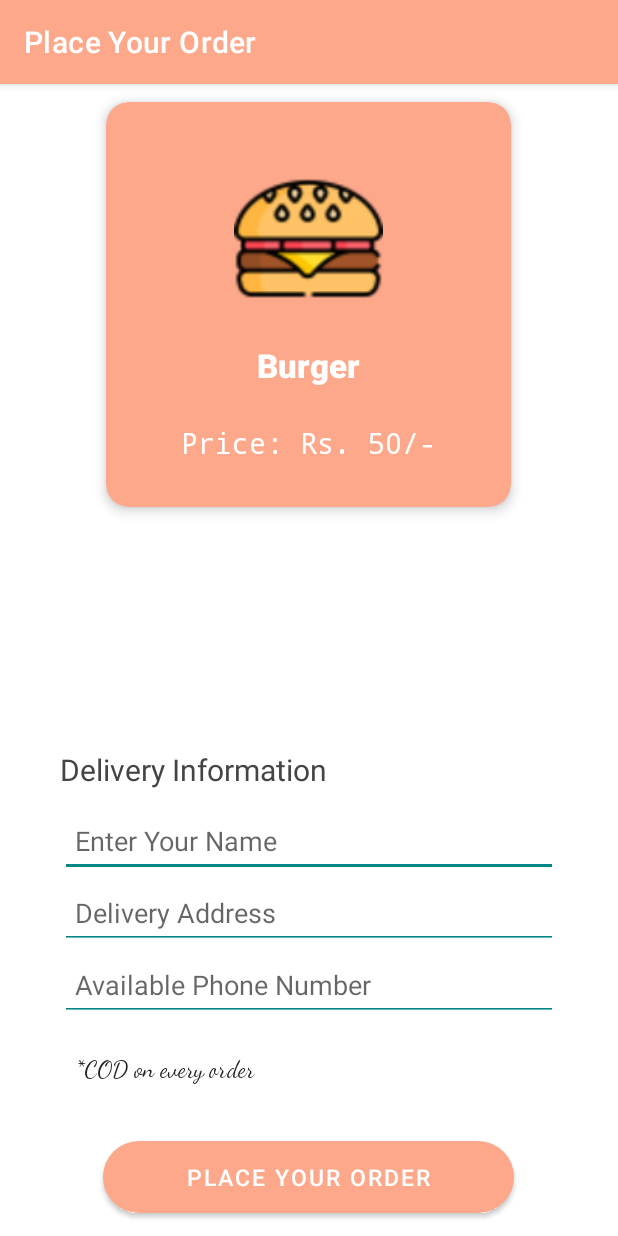
After one commit to salonigupta1/College-Canteen-ASJ, an Android app: the OrderActivity screen opened directly, with no data from a screen before it, on a phone screen of 412 x 824 dp. The commit adds this screen. Run offline under Robolectric (Android 15) with nearby library versions, the phone set to English and light mode, and no system bars; our stand-ins replace Firebase (no records; nobody signed in at launch, a user with empty details on screens opened directly).

Commit message:
place order page added with firestore db

```diff
--- a/app/build.gradle
+++ b/app/build.gradle
@@ -41,6 +41,7 @@ android {
 }
 
 dependencies {
+    implementation 'com.google.firebase:firebase-firestore-ktx:24.0.0'
     kapt 'com.android.databinding:compiler:3.2.0-alpha10'
     implementation 'androidx.core:core-ktx:1.7.0'
     implementation 'androidx.appcompat:appcompat:1.4.0'
--- /dev/null
+++ b/app/src/main/java/com/example/collegecanteen/activities/OrderActivity.kt
@@ -0,0 +1,61 @@
+package com.example.collegecanteen.activities
+
+//import android.content.Intent
+import android.content.Intent
+import androidx.appcompat.app.AppCompatActivity
+import android.os.Bundle
+import android.view.View
+import android.widget.Button
+import android.widget.EditText
+import android.widget.Toast
+import androidx.appcompat.app.ActionBar
+import com.example.collegecanteen.R
+import com.google.firebase.firestore.FirebaseFirestore
+//import com.google.firebase.firestore.ktx.firestore
+//import com.google.firebase.ktx.Firebase
+
+class OrderActivity : AppCompatActivity() {
+
+    private  lateinit var actionBar: ActionBar
+
+    override fun onCreate(savedInstanceState: Bundle?) {
+        super.onCreate(savedInstanceState)
+        setContentView(R.layout.activity_order)
+
+        actionBar = supportActionBar!!
+        actionBar.title = "Place Your Order"
+
+//        order button
+        val orderFinal = findViewById<View>(R.id.orderFinal) as Button
+        orderFinal.setOnClickListener{
+            val nameOrder = findViewById<View>(R.id.nameOrder) as EditText
+            val addressOrder = findViewById<View>(R.id.addressOrder) as EditText
+            val phoneOrder = findViewById<EditText>(R.id.phoneOrder)
+            val name = nameOrder.text.toString()
+            val address = addressOrder.text.toString()
+            val phone = phoneOrder.text.toString()
+
+            saveFirestore(name , address, phone)
+        }
+
+    }
+
+    private fun saveFirestore(name: String, address: String, phone:String) {
+        val db = FirebaseFirestore.getInstance()
+        val user: MutableMap<String, Any> = HashMap()
+        user["name"] = name
+        user["address"] = address
+        user["phone"] = phone
+
+        db.collection("users")
+            .add(user)
+            .addOnSuccessListener {
+                Toast.makeText(this@OrderActivity, "Order Placed Successfully", Toast.LENGTH_SHORT).show()
+                startActivity(Intent(this, CategoryActivity::class.java))
+                finish()
+            }
+            .addOnFailureListener {
+                Toast.makeText(this@OrderActivity, "Order failed", Toast.LENGTH_SHORT).show()
+            }
+    }
+}
--- a/app/src/main/res/layout/activity_category.xml
+++ b/app/src/main/res/layout/activity_category.xml
@@ -7,7 +7,7 @@
     android:layout_height="match_parent"
     android:id="@+id/drawerLayout"
     android:background="#ffff"
-    tools:context=".activities.FastFoodProductActivity"
+    tools:context=".activities.CategoryActivity"
     tools:openDrawer="start"
 
     android:fitsSystemWindows="true">
@@ -206,7 +206,7 @@
             android:textAlignment="center"
             android:textAllCaps="false"
             android:textColor="@color/purple_200"
-            android:layout_marginTop="60dp"
+            android:layout_marginTop="70dp"
             android:layout_gravity="center_horizontal"/>
 
     </LinearLayout>
--- a/app/src/main/res/layout/activity_fastfood.xml
+++ b/app/src/main/res/layout/activity_fastfood.xml
@@ -83,6 +83,7 @@
                             android:textSize="16sp" />
 
                         <Button
+                            android:id="@+id/burgerOrder"
                             android:layout_width="100dp"
                             android:layout_height="wrap_content"
                             android:layout_gravity="center"
@@ -313,6 +314,7 @@
                             tools:ignore="TextContrastCheck,TextContrastCheck,TextContrastCheck" />
 
                         <Button
+                            android:id="@+id/order"
                             android:layout_width="100dp"
                             android:layout_height="wrap_content"
                             android:layout_gravity="center"
--- /dev/null
+++ b/app/src/main/res/layout/activity_order.xml
@@ -0,0 +1,171 @@
+<?xml version="1.0" encoding="utf-8"?>
+<androidx.drawerlayout.widget.DrawerLayout
+    xmlns:android="http://schemas.android.com/apk/res/android"
+    xmlns:app="http://schemas.android.com/apk/res-auto"
+    xmlns:tools="http://schemas.android.com/tools"
+    android:layout_width="match_parent"
+    android:layout_height="match_parent"
+    android:background="#ffff"
+    tools:context=".activities.OrderActivity"
+
+    android:fitsSystemWindows="true">
+<!--    <LinearLayout-->
+<!--        android:layout_width="wrap_content"-->
+<!--        android:layout_height="wrap_content">-->
+
+<!--        <TextView-->
+<!--            android:layout_width="match_parent"-->
+<!--            android:layout_height="wrap_content"-->
+<!--            android:layout_marginTop="28dp"-->
+<!--            android:fontFamily="monospace"-->
+<!--            android:padding="26dp"-->
+<!--            android:gravity="center_horizontal|center_vertical"-->
+<!--            android:text="Place your Order"-->
+<!--            android:textColor="@color/purple_200"-->
+<!--            android:textSize="29sp"-->
+<!--            android:textStyle="bold"/>-->
+<!--    </LinearLayout>-->
+
+
+    <LinearLayout
+        android:layout_width="match_parent"
+        android:layout_height="wrap_content"
+        android:orientation="vertical"
+        android:layout_marginTop="77dp">
+
+            <androidx.cardview.widget.CardView
+                android:layout_width="270dp"
+                android:layout_height="270dp"
+               android:layout_gravity="center_horizontal"
+                android:layout_margin="12dp"
+                android:backgroundTint="#FDA88B"
+                app:cardCornerRadius="15dp"
+                app:cardElevation="5dp"
+                >
+                <LinearLayout
+                    android:id="@+id/fastFood"
+                    android:layout_width="match_parent"
+                    android:layout_height="match_parent"
+                    android:gravity="center"
+                    android:orientation="vertical"
+                    android:backgroundTint="#FDA88B"
+                    tools:ignore="UseCompoundDrawables">
+                    <ImageView
+                        android:layout_width="99dp"
+                        android:layout_height="99dp"
+                        android:layout_marginTop="12dp"
+                        android:contentDescription="@string/icon"
+                        android:src="@drawable/burger1" />
+                    <TextView
+                        android:layout_width="wrap_content"
+                        android:layout_height="wrap_content"
+                        android:layout_marginTop="20dp"
+                        android:fontFamily="sans-serif-black"
+                        android:text="@string/burger"
+                        android:textColor="@color/white"
+                        android:textSize="22sp" />
+                    <TextView
+                        android:layout_width="wrap_content"
+                        android:layout_height="wrap_content"
+                        android:layout_marginTop="24dp"
+                        android:fontFamily="monospace"
+                        android:text="@string/price_rs_50"
+                        android:textColor="@color/white"
+                        android:textSize="19sp" />
+                </LinearLayout>
+            </androidx.cardview.widget.CardView>
+    </LinearLayout>
+
+    <LinearLayout
+        android:layout_width="match_parent"
+        android:layout_height="wrap_content"
+        android:layout_weight="1"
+        android:gravity="bottom"
+        android:orientation="vertical">
+
+        <TextView
+            android:layout_width="match_parent"
+            android:layout_height="wrap_content"
+            android:paddingStart="40dp"
+            android:paddingEnd="0dp"
+            android:text="@string/delivery_information"
+            android:textColor="#444444"
+            android:textSize="20sp" />
+
+        <LinearLayout
+            android:layout_width="match_parent"
+            android:layout_height="wrap_content"
+            android:orientation="vertical"
+            android:paddingLeft="40dp"
+            android:paddingTop="10dp"
+            android:paddingRight="40dp"
+            android:paddingBottom="10dp">
+
+
+            <EditText
+                android:autofillHints="name"
+                android:id="@+id/nameOrder"
+                android:layout_width="match_parent"
+                android:layout_height="wrap_content"
+                android:inputType="text"
+                android:minHeight="48dp"
+                android:hint="@string/enter_your_name"
+                android:paddingLeft="10dp"
+                android:paddingRight="10dp"
+                android:textColor="#1F1F1F"
+                android:backgroundTint="@color/teal_700" />
+
+            <EditText
+                android:autofillHints="postalAddress"
+                android:id="@+id/addressOrder"
+                android:layout_width="match_parent"
+                android:layout_height="wrap_content"
+                android:backgroundTint="@color/teal_700"
+                android:hint="@string/delivery_address"
+                android:inputType="text"
+                android:minHeight="48dp"
+                android:paddingLeft="10dp"
+                android:paddingRight="10dp"
+                android:textColor="#1F1F1F" />
+            <EditText
+                android:autofillHints="phone"
+                android:id="@+id/phoneOrder"
+                android:layout_width="match_parent"
+                android:layout_height="wrap_content"
+                android:backgroundTint="@color/teal_700"
+                android:hint="@string/available_phone_number"
+                android:inputType="phone"
+                android:minHeight="48dp"
+                android:paddingLeft="10dp"
+                android:paddingRight="10dp"
+                android:textColor="#1F1F1F" />
+
+            <TextView
+                android:layout_width="match_parent"
+                android:layout_height="wrap_content"
+                android:backgroundTint="@color/teal_700"
+                android:text="@string/cod_on_every_order"
+                android:fontFamily="cursive"
+                android:textSize="16sp"
+                android:minHeight="48dp"
+                android:layout_marginTop="22dp"
+                android:paddingLeft="10dp"
+                android:paddingRight="10dp"
+                android:textColor="#1F1F1F" />
+        </LinearLayout>
+
+        <Button
+            android:id="@+id/orderFinal"
+            android:layout_width="274dp"
+            android:layout_height="wrap_content"
+            android:background="@drawable/rounded_btn"
+            android:text="@string/place_your_order"
+            android:textSize="15sp"
+            android:layout_gravity="center_horizontal"
+            android:layout_marginBottom="15dp"/>
+    </LinearLayout>
+
+
+
+
+</androidx.drawerlayout.widget.DrawerLayout>
--- a/app/src/main/res/layout/activity_phone_auth.xml
+++ b/app/src/main/res/layout/activity_phone_auth.xml
@@ -85,6 +85,7 @@
                 android:autofillHints="@string/_91"
                 android:inputType="phone"
                 android:minHeight="48dp"
+                android:hint="@string/phone_number"
                 android:paddingLeft="10dp"
                 android:paddingRight="10dp"
                 android:textColor="#1F1F1F"
--- a/app/src/main/res/layout/nav_header.xml
+++ b/app/src/main/res/layout/nav_header.xml
@@ -1,10 +1,11 @@
 <?xml version="1.0" encoding="utf-8"?>
 <LinearLayout
     xmlns:android="http://schemas.android.com/apk/res/android"
+    xmlns:tools="http://schemas.android.com/tools"
     android:layout_width="match_parent"
     android:layout_height="match_parent"
     android:orientation="vertical"
-    android:layout_marginTop="100dp"
+    android:layout_marginTop="97dp"
     android:background="#bda0f2">
 
     <de.hdodenhof.circleimageview.CircleImageView
--- /dev/null
+++ b/app/src/main/res/mipmap-anydpi-v26/update_app_icon.xml
@@ -0,0 +1,5 @@
+<?xml version="1.0" encoding="utf-8"?>
+<adaptive-icon xmlns:android="http://schemas.android.com/apk/res/android">
+    <background android:drawable="@color/update_app_icon_background"/>
+    <foreground android:drawable="@mipmap/update_app_icon"/>
+</adaptive-icon>
--- /dev/null
+++ b/app/src/main/res/mipmap-anydpi-v26/update_app_icon_round.xml
@@ -0,0 +1,5 @@
+<?xml version="1.0" encoding="utf-8"?>
+<adaptive-icon xmlns:android="http://schemas.android.com/apk/res/android">
+    <background android:drawable="@color/update_app_icon_background"/>
+    <foreground android:drawable="@mipmap/update_app_icon"/>
+</adaptive-icon>
--- /dev/null
+++ b/app/src/main/res/values/appIcon_background.xml
@@ -0,0 +1,4 @@
+<?xml version="1.0" encoding="utf-8"?>
+<resources>
+    <color name="appIcon_background">#FFFFFF</color>
+</resources>
--- a/app/src/main/res/values/strings.xml
+++ b/app/src/main/res/values/strings.xml
@@ -40,4 +40,12 @@
     <string name="connectUs">Connect Us</string>
     <string name="choose_your_flavour">Choose Your Flavour</string>
     <string name="select_your_flavour">Select your Flavour</string>
+    <string name="name">Name</string>
+    <string name="delivery_information">Delivery Information</string>
+    <string name="delivery_address">Delivery Address</string>
+    <string name="place_your_order">Place your Order</string>
+    <string name="available_phone_number">Available Phone Number</string>
+    <string name="enter_your_name">Enter Your Name</string>
+    <string name="price_rs_50">Price: Rs. 50/-</string>
+    <string name="cod_on_every_order">*COD on every order</string>
 </resources>
--- /dev/null
+++ b/app/src/main/res/values/update_app_icon_background.xml
@@ -0,0 +1,4 @@
+<?xml version="1.0" encoding="utf-8"?>
+<resources>
+    <color name="update_app_icon_background">#3DDC84</color>
+</resources>
```
Also changed, not shown: app/src/main/AndroidManifest.xml (+5 -2 lines), app/src/main/java/com/example/collegecanteen/activities/CategoryActivity.kt (+49 -6 lines), app/src/main/java/com/example/collegecanteen/activities/FastFoodProductActivity.kt (+8 -0 lines), app/src/main/java/com/example/collegecanteen/activities/PhoneAuth.kt (+5 -2 lines), app/src/main/appIcon-playstore.png (added), app/src/main/res/drawable-v24/logo.png (deleted), app/src/main/res/drawable/logo.png (deleted), app/src/main/update_app_icon-playstore.png (added).
